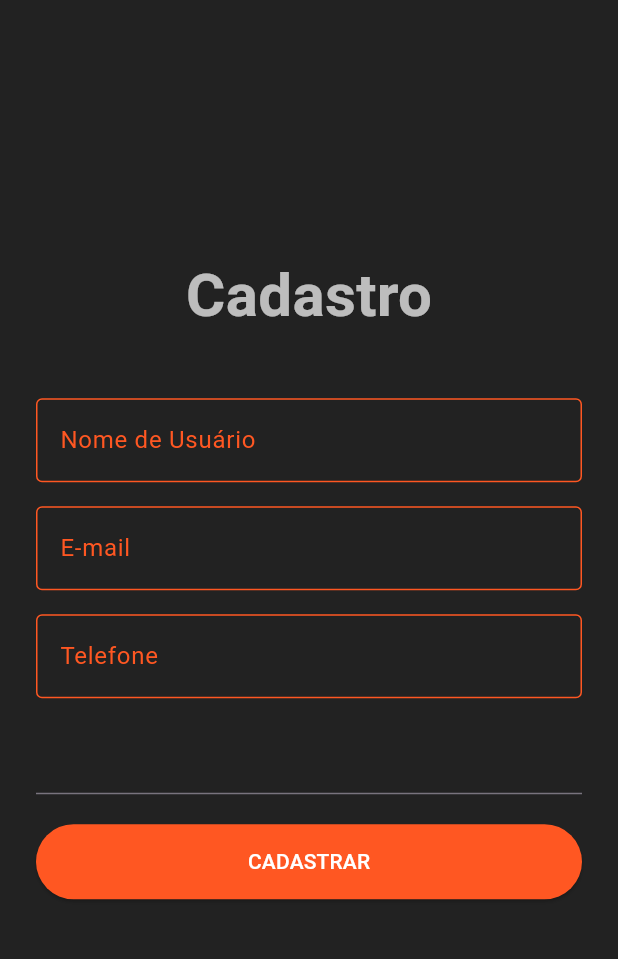
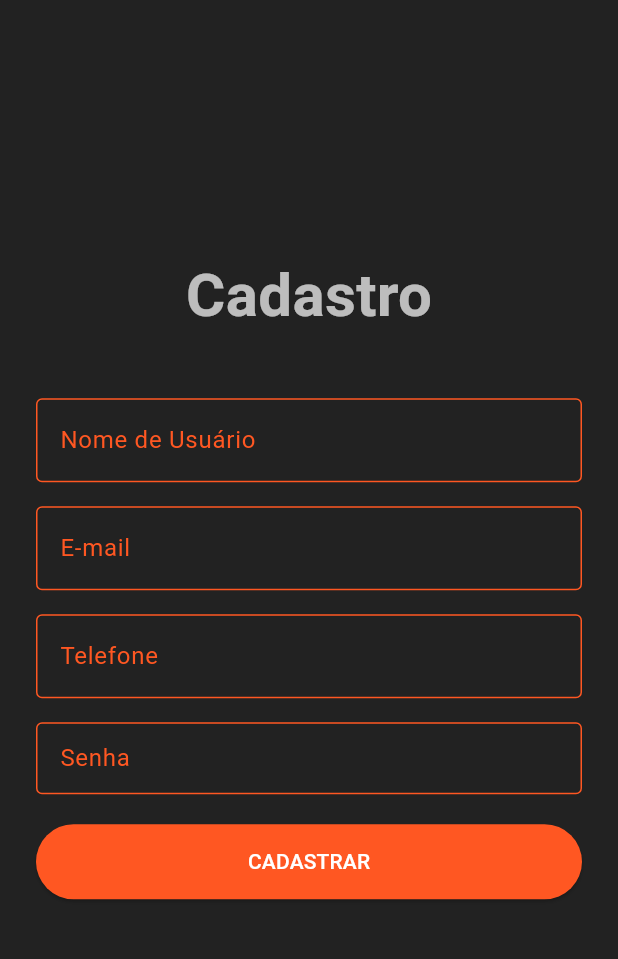
Before and after one commit to Yumetzu/taverna_do_pato, a Flutter app: the screen it shows after launch, on a phone screen of 412 x 824 dp, the part 84-1043 px from its top. Run offline on Flutter 3.47's test engine with Material 3 defaults, Android fonts, the phone set to English and light mode, and no system bars.

Commit message:
feat: Ajuste visual no campo de senha e correção de duplicidade

```diff
--- a/lib/tela_cadastro.dart
+++ b/lib/tela_cadastro.dart
@@ -51,6 +51,7 @@ class _TelaCadastroState extends State<TelaCadastro> {
                     ),
                   ),
                   const SizedBox(height: 40),
+                  // Campo Usuario
                   TextFormField(
                     controller: _userController,
                     style: const TextStyle(color: Colors.white70),
@@ -70,8 +71,10 @@ class _TelaCadastroState extends State<TelaCadastro> {
                     },
                   ),
                   const SizedBox(height: 16),
+                  // Campos Email
                   TextFormField(
                     controller: _emailController,
+                    keyboardType: TextInputType.emailAddress,
                     style: const TextStyle(color: Colors.white70),
                     decoration: const InputDecoration(
                       labelText: 'E-mail',
@@ -89,8 +92,10 @@ class _TelaCadastroState extends State<TelaCadastro> {
                     },
                   ),
                   const SizedBox(height: 16),
+                  // Campo Telefone
                   TextFormField(
                     controller: _telefoneController,
+                    keyboardType: TextInputType.phone,
                     style: const TextStyle(color: Colors.white70),
                     decoration: const InputDecoration(
                       labelText: 'Telefone',
@@ -108,9 +113,26 @@ class _TelaCadastroState extends State<TelaCadastro> {
                     }
                   ),
                   const SizedBox(height: 16),
+                  // Campo Senha
                   TextFormField(
                     controller: _senhaController,
-
+                    obscureText: true,
+                    obscuringCharacter: '●',
+                    style:  const TextStyle(
+                      color: Color.fromARGB(75, 255, 255, 255),
+                      fontSize: 8,
+                      letterSpacing: 2.0,
+                    ),
+                    decoration: const InputDecoration(
+                      labelText: 'Senha',
+                      labelStyle: TextStyle(color: Colors.deepOrange),
+                      enabledBorder: OutlineInputBorder(
+                        borderSide: BorderSide(color: Colors.deepOrange),
+                      ),
+                      focusedBorder: OutlineInputBorder(
+                        borderSide: BorderSide(color: Colors.orangeAccent),
+                      )
+                    )
                   ),
                   const SizedBox(height: 20),
                   SizedBox(
```
Also changed, not shown: lib/tela_login.dart (+13 -7 lines).
